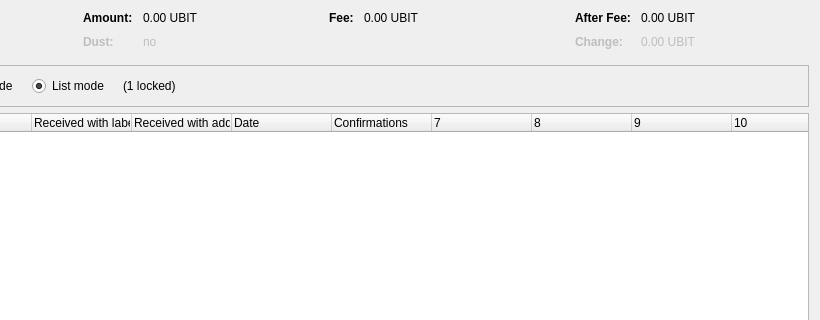
Above: src/qt/forms/coincontroldialog.ui from UbiState/ubicoin before the change; both pictures show x 180 to 1000 and y 0 to 320 of the 1000 by 500 pixel window. Below: the same form after it.
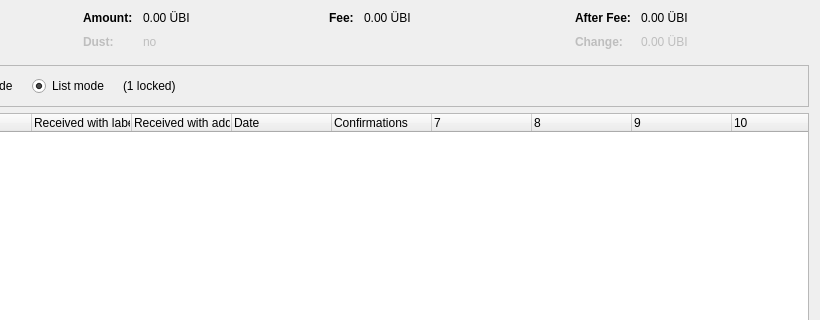
That is the form after the change. Custom widgets are drawn as their Qt base class.

Patch:
```diff
--- a/src/qt/forms/coincontroldialog.ui
+++ b/src/qt/forms/coincontroldialog.ui
@@ -132,7 +132,7 @@
           <enum>Qt::ActionsContextMenu</enum>
          </property>
          <property name="text">
-          <string notr="true">0.00 UBIT</string>
+          <string notr="true">0.00 ÜBI</string>
          </property>
          <property name="textInteractionFlags">
           <set>Qt::LinksAccessibleByMouse|Qt::TextSelectableByKeyboard|Qt::TextSelectableByMouse</set>
@@ -212,7 +212,7 @@
           <enum>Qt::ActionsContextMenu</enum>
          </property>
          <property name="text">
-          <string notr="true">0.00 UBIT</string>
+          <string notr="true">0.00 ÜBI</string>
          </property>
          <property name="textInteractionFlags">
           <set>Qt::LinksAccessibleByMouse|Qt::TextSelectableByKeyboard|Qt::TextSelectableByMouse</set>
@@ -257,7 +257,7 @@
           <enum>Qt::ActionsContextMenu</enum>
          </property>
          <property name="text">
-          <string notr="true">0.00 UBIT</string>
+          <string notr="true">0.00 ÜBI</string>
          </property>
          <property name="textInteractionFlags">
           <set>Qt::LinksAccessibleByMouse|Qt::TextSelectableByKeyboard|Qt::TextSelectableByMouse</set>
@@ -292,7 +292,7 @@
           <enum>Qt::ActionsContextMenu</enum>
          </property>
          <property name="text">
-          <string notr="true">0.00 UBIT</string>
+          <string notr="true">0.00 ÜBI</string>
          </property>
          <property name="textInteractionFlags">
           <set>Qt::LinksAccessibleByMouse|Qt::TextSelectableByKeyboard|Qt::TextSelectableByMouse</set>
```
